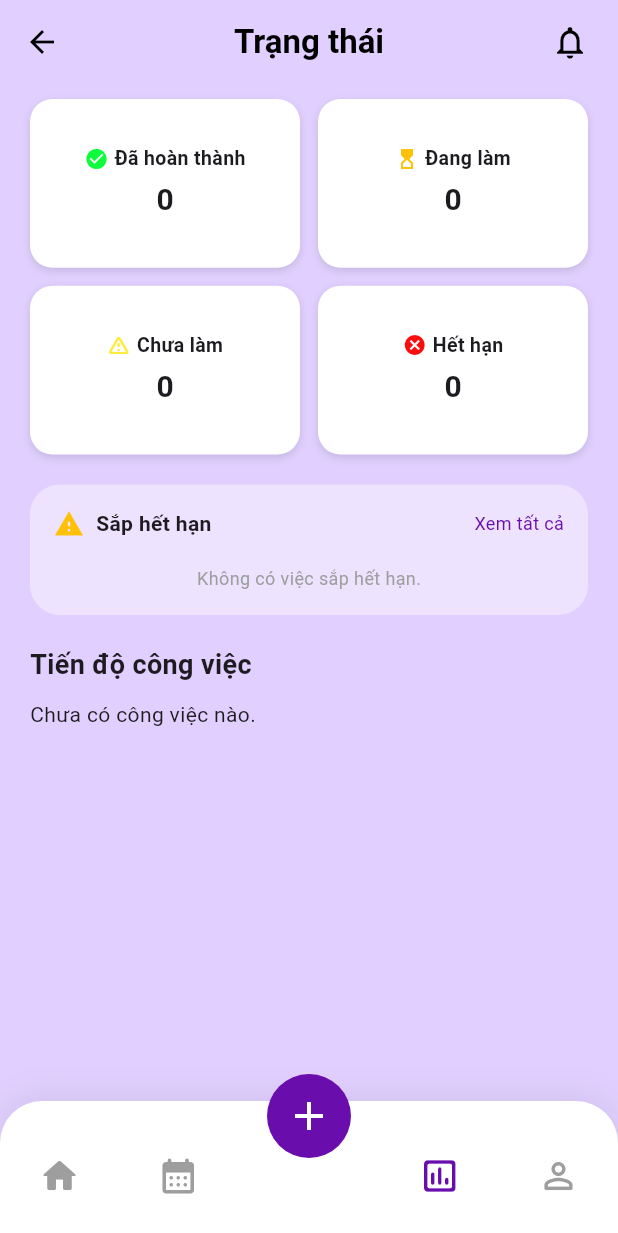
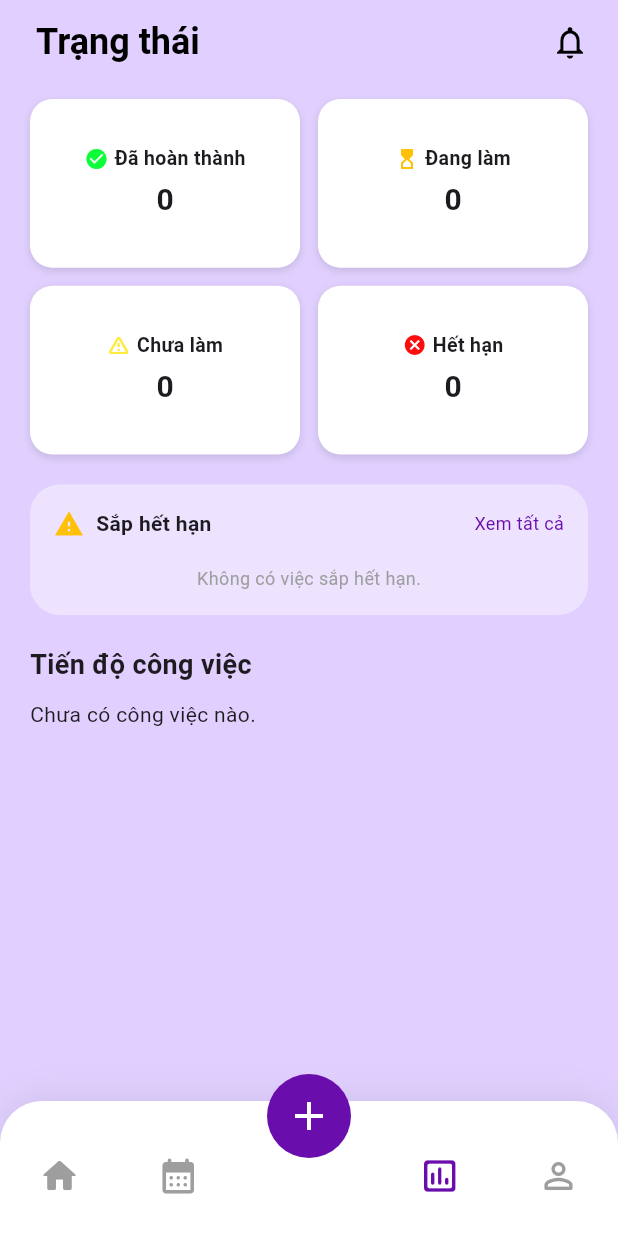
Before and after one commit to lynh146/Deadline_Tracker, a Flutter app: the screen it shows once a user with an empty profile is signed in, after a tap on the "calendar month" icon, after a tap on the "insert chart outlined" icon, on a phone screen of 412 x 824 dp. Shown: the top 1233 px of the screen. Run offline on Flutter 3.47's test engine with Material 3 defaults, Android fonts, the phone set to English and light mode, and no system bars; our stand-ins replace cloud_firestore, firebase_analytics, firebase_auth, firebase_core, firebase_storage, flutter_local_notifications and 5 more; missing offline and left inert: flutter_facebook_auth; accounts and stored records are empty.

Commit message:
fix(task): sync appbar styles and fix detail layout

```diff
--- a/app/lib/screens/stats/stats_screen.dart
+++ b/app/lib/screens/stats/stats_screen.dart
@@ -1,5 +1,6 @@
 import 'package:app/screens/notifications/notification_bell.dart';
 import 'package:flutter/material.dart';
+// ĐÃ XÓA import 'task_item_card.dart' (Fix lỗi uri_does_not_exist)
 import '../../core/theme/app_colors.dart';
 import '../../models/deadline_task.dart';
 import '../../services/task_service.dart';
@@ -11,6 +12,7 @@ class StatsScreen extends StatefulWidget {
   final TaskService taskService;
   final String userId;
 
+  // Fix warning: use_super_parameters
   const StatsScreen({
     super.key,
     required this.taskService,
@@ -22,6 +24,7 @@ class StatsScreen extends StatefulWidget {
 }
 
 class _StatsScreenState extends State<StatsScreen> {
+  // Hàm refresh để reload dữ liệu
   void _refresh() => setState(() {});
 
   @override
@@ -29,16 +32,24 @@ class _StatsScreenState extends State<StatsScreen> {
     return Scaffold(
       backgroundColor: AppColors.background,
       appBar: AppBar(
-        title: const Text(
-          "Trạng thái",
-          style: TextStyle(fontWeight: FontWeight.bold, color: Colors.black),
+        automaticallyImplyLeading: false, // 1. Tắt nút Back tự động
+        centerTitle: false,
+        title: const Padding(
+          padding: EdgeInsets.only(left: 8.0),
+          child: Text(
+            "Trạng thái",
+            style: TextStyle(
+              fontWeight: FontWeight.bold,
+              color: Colors.black,
+              fontSize: 24,
+            ),
+          ),
         ),
-        centerTitle: true,
+
         backgroundColor: Colors.transparent,
         elevation: 0,
-        surfaceTintColor: Colors.transparent,
-        scrolledUnderElevation: 0,
-        leading: const BackButton(color: Colors.black),
+        surfaceTintColor: Colors.transparent, // giảm flash đen khi back
+        scrolledUnderElevation: 0, // giảm flash đen (Material3)
         actions: [
           Padding(
             padding: const EdgeInsets.only(right: 10),
@@ -57,7 +68,12 @@ class _StatsScreenState extends State<StatsScreen> {
         ],
       ),
       body: SingleChildScrollView(
-        padding: const EdgeInsets.fromLTRB(20, 10, 20, 140),
+        padding: const EdgeInsets.fromLTRB(
+          20,
+          10,
+          20,
+          140,
+        ), // chừa dưới cho nav + nút +
         child: Column(
           crossAxisAlignment: CrossAxisAlignment.start,
           children: [
@@ -210,6 +226,7 @@ class _StatsScreenState extends State<StatsScreen> {
                   ),
                   const SizedBox(height: 10),
 
+                  // Load dữ liệu Sắp hết hạn từ Service (Lấy 2 cái gần nhất trong 1/3/5 ngày)
                   FutureBuilder<List<Task>>(
                     future: widget.taskService.getDueSoonLatest(
                       widget.userId,
@@ -405,6 +422,7 @@ class TaskItemCard extends StatelessWidget {
   final Task task;
   final VoidCallback onTap;
 
+  // Fix warning: use_super_parameters
   const TaskItemCard({super.key, required this.task, required this.onTap});
 
   @override
```
Also changed, not shown: app/lib/screens/task/task_detail_screen.dart (+10 -6 lines), app/lib/screens/task/task_update_screen.dart (+3 -15 lines).
